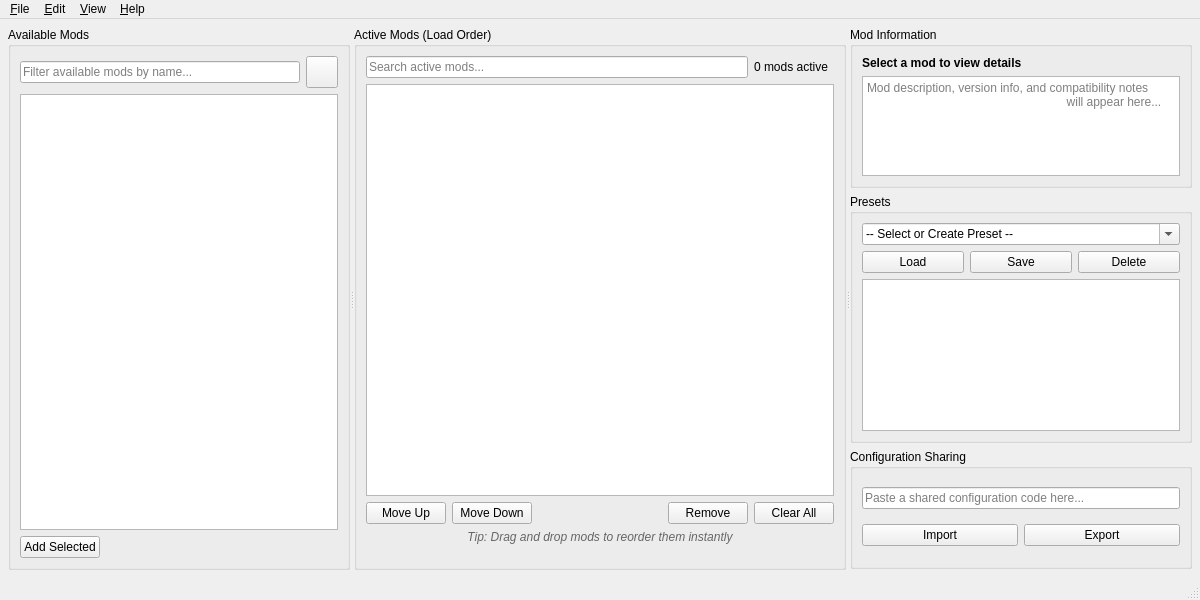
alexbdka/goh-mod-manager, file goh_mod_manager/assets/ui/main_window.ui: the form before one commit.
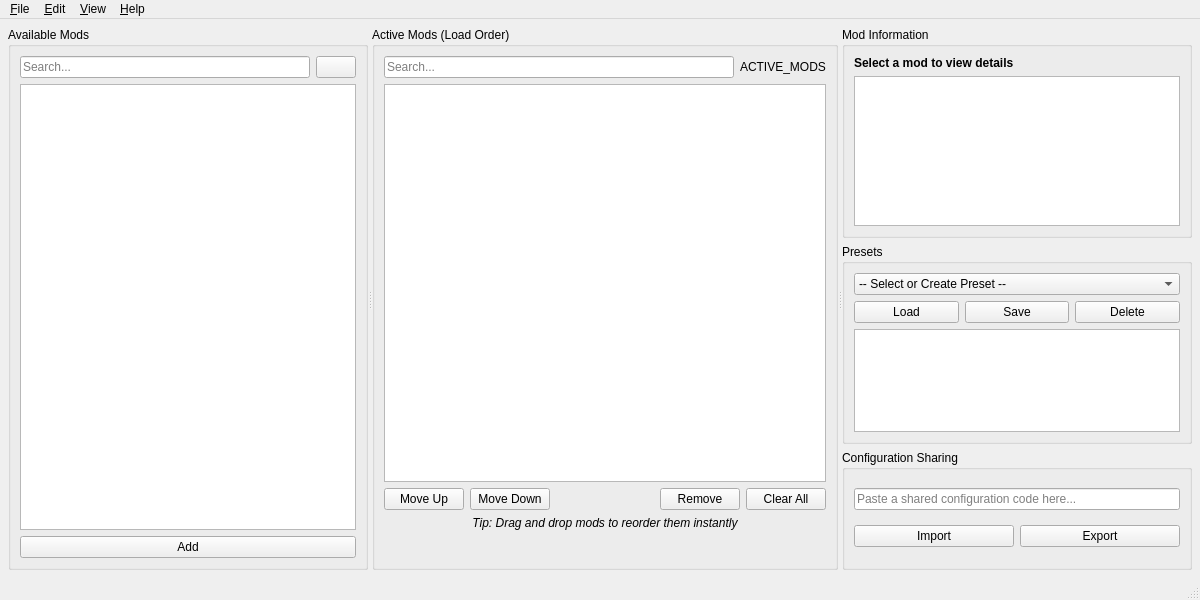
The form after the commit. Icons and pictures are not drawn.

Commit message: fix(linux file selection, multiples mods adding/removing), cleanup ui, add open workshop to context menu

Patch:
```diff
--- a/goh_mod_manager/assets/ui/main_window.ui
+++ b/goh_mod_manager/assets/ui/main_window.ui
@@ -100,7 +100,7 @@
                                                                 </string>
                                                             </property>
                                                             <property name="placeholderText">
-                                                                <string>Filter available mods by name...</string>
+                                                                <string>Search...</string>
                                                             </property>
                                                             <property name="clearButtonEnabled">
                                                                 <bool>true</bool>
@@ -109,26 +109,6 @@
                                                     </item>
                                                     <item>
                                                         <widget class="QPushButton" name="pushButton_refresh_mods">
-                                                            <property name="minimumSize">
-                                                                <size>
-                                                                    <width>32</width>
-                                                                    <height>32</height>
-                                                                </size>
-                                                            </property>
-                                                            <property name="maximumSize">
-                                                                <size>
-                                                                    <width>32</width>
-                                                                    <height>32</height>
-                                                                </size>
-                                                            </property>
-                                                            <property name="toolTip">
-                                                                <string>Scan for newly installed mods and refresh the
-                                                                    list
-                                                                </string>
-                                                            </property>
-                                                            <property name="text">
-                                                                <string/>
-                                                            </property>
                                                             <property name="icon">
                                                                 <iconset resource="../../resources/resources.qrc">
                                                                     <normaloff>
@@ -137,12 +117,6 @@
                                                                     :/assets/icons/refresh-line.svg
                                                                 </iconset>
                                                             </property>
-                                                            <property name="iconSize">
-                                                                <size>
-                                                                    <width>16</width>
-                                                                    <height>16</height>
-                                                                </size>
-                                                            </property>
                                                         </widget>
                                                     </item>
                                                 </layout>
@@ -181,31 +155,11 @@
                                                 <layout class="QHBoxLayout" name="horizontalLayout_mod_actions">
                                                     <item>
                                                         <widget class="QPushButton" name="pushButton_add_mod">
-                                                            <property name="enabled">
-                                                                <bool>true</bool>
-                                                            </property>
-                                                            <property name="toolTip">
-                                                                <string>Add the selected mods to your active mod list
-                                                                </string>
-                                                            </property>
                                                             <property name="text">
-                                                                <string>Add Selected</string>
+                                                                <string>Add</string>
                                                             </property>
                                                         </widget>
                                                     </item>
-                                                    <item>
-                                                        <spacer name="horizontalSpacer_2">
-                                                            <property name="orientation">
-                                                                <enum>Qt::Orientation::Horizontal</enum>
-                                                            </property>
-                                                            <property name="sizeHint" stdset="0">
-                                                                <size>
-                                                                    <width>40</width>
-                                                                    <height>20</height>
-                                                                </size>
-                                                            </property>
-                                                        </spacer>
-                                                    </item>
                                                 </layout>
                                             </item>
                                         </layout>
@@ -257,7 +211,7 @@
                                                                 </string>
                                                             </property>
                                                             <property name="placeholderText">
-                                                                <string>Search active mods...</string>
+                                                                <string>Search...</string>
                                                             </property>
                                                             <property name="clearButtonEnabled">
                                                                 <bool>true</bool>
@@ -266,18 +220,8 @@
                                                     </item>
                                                     <item>
                                                         <widget class="QLabel" name="label_mod_count">
-                                                            <property name="minimumSize">
-                                                                <size>
-                                                                    <width>80</width>
-                                                                    <height>0</height>
-                                                                </size>
-                                                            </property>
-                                                            <property name="toolTip">
-                                                                <string>Number of mods currently in your load order
-                                                                </string>
-                                                            </property>
                                                             <property name="text">
-                                                                <string>0 mods active</string>
+                                                                <string>ACTIVE_MODS</string>
                                                             </property>
                                                         </widget>
                                                     </item>
@@ -317,14 +261,6 @@
                                                     </property>
                                                     <item>
                                                         <widget class="QPushButton" name="pushButton_move_up">
-                                                            <property name="enabled">
-                                                                <bool>true</bool>
-                                                            </property>
-                                                            <property name="toolTip">
-                                                                <string>Move selected mods higher in load order (loads
-                                                                    earlier)
-                                                                </string>
-                                                            </property>
                                                             <property name="text">
                                                                 <string>Move Up</string>
                                                             </property>
@@ -332,14 +268,6 @@
                                                     </item>
                                                     <item>
                                                         <widget class="QPushButton" name="pushButton_move_down">
-                                                            <property name="enabled">
-                                                                <bool>true</bool>
-                                                            </property>
-                                                            <property name="toolTip">
-                                                                <string>Move selected mods lower in load order (loads
-                                                                    later)
-                                                                </string>
-                                                            </property>
                                                             <property name="text">
                                                                 <string>Move Down</string>
                                                             </property>
@@ -352,22 +280,14 @@
                                                             </property>
                                                             <property name="sizeHint" stdset="0">
                                                                 <size>
-                                                                    <width>40</width>
-                                                                    <height>20</height>
+                                                                    <width>0</width>
+                                                                    <height>0</height>
                                                                 </size>
                                                             </property>
                                                         </spacer>
                                                     </item>
                                                     <item>
                                                         <widget class="QPushButton" name="pushButton_remove_mod">
-                                                            <property name="enabled">
-                                                                <bool>true</bool>
-                                                            </property>
-                                                            <property name="toolTip">
-                                                                <string>Deactivate selected mods (removes from load
-                                                                    order)
-                                                                </string>
-                                                            </property>
                                                             <property name="text">
                                                                 <string>Remove</string>
                                                             </property>
@@ -375,14 +295,6 @@
                                                     </item>
                                                     <item>
                                                         <widget class="QPushButton" name="pushButton_clear_all">
-                                                            <property name="enabled">
-                                                                <bool>true</bool>
-                                                            </property>
-                                                            <property name="toolTip">
-                                                                <string>Deactivate all mods and clear the entire load
-                                                                    order
-                                                                </string>
-                                                            </property>
                                                             <property name="text">
                                                                 <string>Clear All</string>
                                                             </property>
@@ -397,19 +309,14 @@
                                                             <italic>true</italic>
                                                         </font>
                                                     </property>
-                                                    <property name="styleSheet">
-                                                        <string>color: #666;</string>
-                                                    </property>
                                                     <property name="text">
                                                         <string>Tip: Drag and drop mods to reorder them instantly
+
                                                         </string>
                                                     </property>
                                                     <property name="alignment">
                                                         <set>Qt::AlignmentFlag::AlignCenter</set>
                                                     </property>
-                                                    <property name="wordWrap">
-                                                        <bool>true</bool>
-                                                    </property>
                                                 </widget>
                                             </item>
                                         </layout>
@@ -481,34 +388,27 @@
                                             </item>
                                             <item>
                                                 <widget class="QTextEdit" name="textEdit_mod_description">
-                                                    <property name="minimumSize">
-                                                        <size>
-                                                            <width>0</width>
-                                                            <height>60</height>
-                                                        </size>
-                                                    </property>
-                                                    <property name="maximumSize">
-                                                        <size>
-                                                            <width>16777215</width>
-                                                            <height>100</height>
-                                                        </size>
-                                                    </property>
-                                                    <property name="toolTip">
-                                                        <string>Detailed information about the selected mod</string>
-                                                    </property>
                                                     <property name="readOnly">
                                                         <bool>true</bool>
                                                     </property>
-                                                    <property name="placeholderText">
-                                                        <string>Mod description, version info, and compatibility notes
-                                                            will appear here...
-                                                        </string>
-                                                    </property>
                                                 </widget>
                                             </item>
                                         </layout>
                                     </widget>
                                 </item>
+                                <item>
+                                    <spacer name="verticalSpacer">
+                                        <property name="orientation">
+                                            <enum>Qt::Orientation::Vertical</enum>
+                                        </property>
+                                        <property name="sizeHint" stdset="0">
+                                            <size>
+                                                <width>0</width>
+                                                <height>0</height>
+                                            </size>
+                                        </property>
+                                    </spacer>
+                                </item>
                                 <item>
                                     <widget class="QGroupBox" name="groupBox_presets">
                                         <property name="minimumSize">
@@ -526,14 +426,6 @@
                                             </property>
                                             <item>
                                                 <widget class="QComboBox" name="comboBox_presets">
-                                                    <property name="toolTip">
-                                                        <string>Select an existing preset or type a new name to create
-                                                            one
-                                                        </string>
-                                                    </property>
-                                                    <property name="editable">
-                                                        <bool>true</bool>
-                                                    </property>
                                                     <item>
                                                         <property name="text">
                                                             <string>-- Select or Create Preset --</string>
@@ -548,12 +440,6 @@
                                                     </property>
                                                     <item>
                                                         <widget class="QPushButton" name="pushButton_load_preset">
-                                                            <property name="enabled">
-                                                                <bool>true</bool>
-                                                            </property>
-                                                            <property name="toolTip">
-                                                                <string>Load the selected preset configuration</string>
-                                                            </property>
                                                             <property name="text">
                                                                 <string>Load</string>
                                                             </property>
@@ -561,14 +447,6 @@
                                                     </item>
                                                     <item>
                                                         <widget class="QPushButton" name="pushButton_save_preset">
-                                                            <property name="enabled">
-                                                                <bool>true</bool>
-                                                            </property>
-                                                            <property name="toolTip">
-                                                                <string>Save your current mod configuration as a
-                                                                    preset
-                                                                </string>
-                                                            </property>
                                                             <property name="text">
                                                                 <string>Save</string>
                                                             </property>
@@ -576,12 +454,6 @@
                                                     </item>
                                                     <item>
                                                         <widget class="QPushButton" name="pushButton_delete_preset">
-                                                            <property name="enabled">
-                                                                <bool>true</bool>
-                                                            </property>
-                                                            <property name="toolTip">
-                                                                <string>Delete the selected preset permanently</string>
-                                                            </property>
                                                             <property name="text">
                                                                 <string>Delete</string>
                                                             </property>
@@ -608,6 +480,19 @@
                                         </layout>
                                     </widget>
                                 </item>
+                                <item>
+                                    <spacer name="verticalSpacer_2">
+                                        <property name="orientation">
+                                            <enum>Qt::Orientation::Vertical</enum>
+                                        </property>
+                                        <property name="sizeHint" stdset="0">
+                                            <size>
+                                                <width>20</width>
+                                                <height>40</height>
+                                            </size>
+                                        </property>
+                                    </spacer>
+                                </item>
                                 <item>
                                     <widget class="QGroupBox" name="groupBox_sharing">
                                         <property name="minimumSize">
@@ -644,14 +529,6 @@
                                                     </property>
                                                     <item>
                                                         <widget class="QPushButton" name="pushButton_import_config">
-                                                            <property name="enabled">
-                                                                <bool>true</bool>
-                                                            </property>
-                                                            <property name="toolTip">
-                                                                <string>Import and apply the configuration from the
-                                                                    share code
-                                                                </string>
-                                                            </property>
                                                             <property name="text">
                                                                 <string>Import</string>
                                                             </property>
```
Left out of the diff: 103 changed lines with no effect on the pictures. The commit also changes 7 other files.
